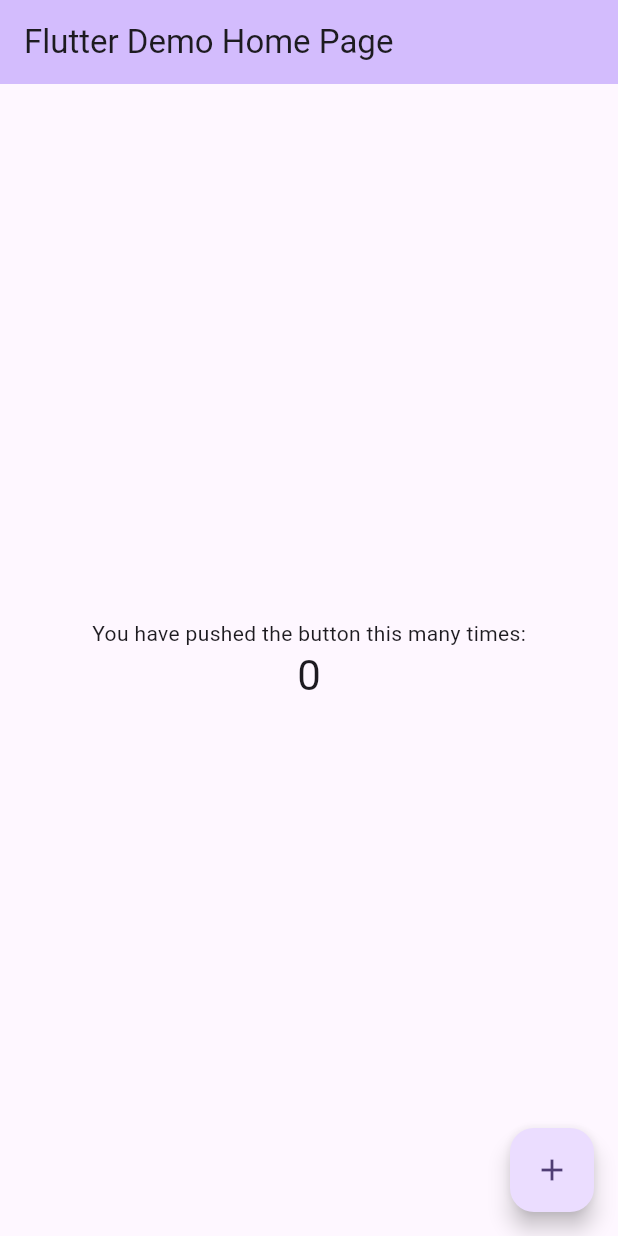
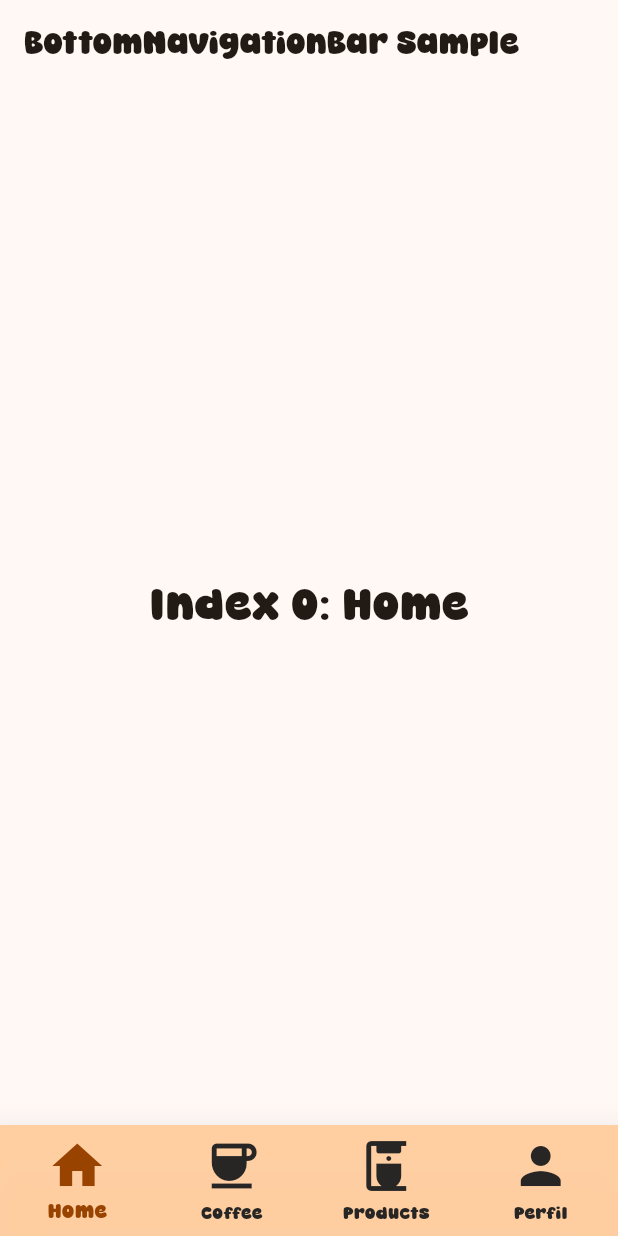
Before and after one commit to GermanAliaga/HomeCoffe, a Flutter app: the screen it shows after launch, on a phone screen of 412 x 824 dp. Run offline on Flutter 3.47's test engine with Material 3 defaults, Android fonts, the phone set to English and light mode, and no system bars.

Commit message:
algunas cosas
bottom navigation bar, iconos, cambios en paleta de colores

```diff
--- a/lib/main.dart
+++ b/lib/main.dart
@@ -1,4 +1,6 @@
 import 'package:flutter/material.dart';
+import 'package:homecoffe/pages/bottomnavigationbar.dart';
+import 'package:homecoffe/pages/myhomepage.dart';
 
 void main() {
   runApp(const MyApp());
@@ -13,113 +15,13 @@ class MyApp extends StatelessWidget {
     return MaterialApp(
       title: 'Flutter Demo',
       theme: ThemeData(
-        // This is the theme of your application.
-        //
-        // TRY THIS: Try running your application with "flutter run". You'll see
-        // the application has a purple toolbar. Then, without quitting the app,
-        // try changing the seedColor in the colorScheme below to Colors.green
-        // and then invoke "hot reload" (save your changes or press the "hot
-        // reload" button in a Flutter-supported IDE, or press "r" if you used
-        // the command line to start the app).
-        //
-        // Notice that the counter didn't reset back to zero; the application
-        // state is not lost during the reload. To reset the state, use hot
-        // restart instead.
-        //
-        // This works for code too, not just values: Most code changes can be
-        // tested with just a hot reload.
-        colorScheme: ColorScheme.fromSeed(seedColor: Colors.deepPurple),
+        colorScheme: ColorScheme.fromSeed(
+            seedColor: const Color.fromARGB(249, 232, 169, 122)),
+        brightness: Brightness.light,
         useMaterial3: true,
+        fontFamily: 'Caramel',
       ),
-      home: const MyHomePage(title: 'Flutter Demo Home Page'),
+      home: const BottomNavigationBarExample(),
     );
   }
 }
-
-class MyHomePage extends StatefulWidget {
-  const MyHomePage({super.key, required this.title});
-
-  // This widget is the home page of your application. It is stateful, meaning
-  // that it has a State object (defined below) that contains fields that affect
-  // how it looks.
-
-  // This class is the configuration for the state. It holds the values (in this
-  // case the title) provided by the parent (in this case the App widget) and
-  // used by the build method of the State. Fields in a Widget subclass are
-  // always marked "final".
-
-  final String title;
-
-  @override
-  State<MyHomePage> createState() => _MyHomePageState();
-}
-
-class _MyHomePageState extends State<MyHomePage> {
-  int _counter = 0;
-
-  void _incrementCounter() {
-    setState(() {
-      // This call to setState tells the Flutter framework that something has
-      // changed in this State, which causes it to rerun the build method below
-      // so that the display can reflect the updated values. If we changed
-      // _counter without calling setState(), then the build method would not be
-      // called again, and so nothing would appear to happen.
-      _counter++;
-    });
-  }
-
-  @override
-  Widget build(BuildContext context) {
-    // This method is rerun every time setState is called, for instance as done
-    // by the _incrementCounter method above.
-    //
-    // The Flutter framework has been optimized to make rerunning build methods
-    // fast, so that you can just rebuild anything that needs updating rather
-    // than having to individually change instances of widgets.
-    return Scaffold(
-      appBar: AppBar(
-        // TRY THIS: Try changing the color here to a specific color (to
-        // Colors.amber, perhaps?) and trigger a hot reload to see the AppBar
-        // change color while the other colors stay the same.
-        backgroundColor: Theme.of(context).colorScheme.inversePrimary,
-        // Here we take the value from the MyHomePage object that was created by
-        // the App.build method, and use it to set our appbar title.
-        title: Text(widget.title),
-      ),
-      body: Center(
-        // Center is a layout widget. It takes a single child and positions it
-        // in the middle of the parent.
-        child: Column(
-          // Column is also a layout widget. It takes a list of children and
-          // arranges them vertically. By default, it sizes itself to fit its
-          // children horizontally, and tries to be as tall as its parent.
-          //
-          // Column has various properties to control how it sizes itself and
-          // how it positions its children. Here we use mainAxisAlignment to
-          // center the children vertically; the main axis here is the vertical
-          // axis because Columns are vertical (the cross axis would be
-          // horizontal).
-          //
-          // TRY THIS: Invoke "debug painting" (choose the "Toggle Debug Paint"
-          // action in the IDE, or press "p" in the console), to see the
-          // wireframe for each widget.
-          mainAxisAlignment: MainAxisAlignment.center,
-          children: <Widget>[
-            const Text(
-              'You have pushed the button this many times:',
-            ),
-            Text(
-              '$_counter',
-              style: Theme.of(context).textTheme.headlineMedium,
-            ),
-          ],
-        ),
-      ),
-      floatingActionButton: FloatingActionButton(
-        onPressed: _incrementCounter,
-        tooltip: 'Increment',
-        child: const Icon(Icons.add),
-      ), // This trailing comma makes auto-formatting nicer for build methods.
-    );
-  }
-}
--- /dev/null
+++ b/lib/pages/bottomnavigationbar.dart
@@ -0,0 +1,135 @@
+import 'package:flutter/material.dart';
+
+/// Flutter code sample for [BottomNavigationBar].
+
+class BottomNavigationBarExampleApp extends StatelessWidget {
+  const BottomNavigationBarExampleApp({super.key});
+
+  @override
+  Widget build(BuildContext context) {
+    return const MaterialApp(
+        //lol
+        );
+  }
+}
+
+class BottomNavigationBarExample extends StatefulWidget {
+  const BottomNavigationBarExample({super.key});
+
+  @override
+  State<BottomNavigationBarExample> createState() =>
+      _BottomNavigationBarExampleState();
+}
+
+class _BottomNavigationBarExampleState
+    extends State<BottomNavigationBarExample> {
+  String perfilUser = "assets/icons/9035990_person_circle_sharp_icon.svg";
+
+  int _selectedIndex = 0;
+  static const TextStyle optionStyle =
+      TextStyle(fontSize: 30, fontWeight: FontWeight.normal);
+  static const List<Widget> _widgetOptions = <Widget>[
+    Text(
+      'Index 0: Home',
+      style: optionStyle,
+    ),
+    Text(
+      'Index 1: Coffee',
+      style: optionStyle,
+    ),
+    Text(
+      'Index 2: Products',
+      style: optionStyle,
+    ),
+    Text(
+      'Index 4: Perfil',
+      style: optionStyle,
+    )
+  ];
+
+  void _onItemTapped(int index) {
+    setState(() {
+      _selectedIndex = index;
+    });
+  }
+
+  @override
+  Widget build(BuildContext context) {
+    return Scaffold(
+      appBar: AppBar(
+        title: const Text('BottomNavigationBar Sample'),
+      ),
+      body: Center(
+        child: _widgetOptions.elementAt(_selectedIndex),
+      ),
+      bottomNavigationBar: BottomNavigationBar(
+        backgroundColor: Color.fromARGB(248, 255, 206, 160),
+        type: BottomNavigationBarType.fixed,
+        iconSize: 40,
+        elevation: 20,
+        unselectedItemColor: Color.fromARGB(248, 33, 33, 33),
+        items: const <BottomNavigationBarItem>[
+          BottomNavigationBarItem(
+            icon: Icon(Icons.home),
+            label: 'Home',
+          ),
+          BottomNavigationBarItem(
+            icon: Icon(Icons.coffee),
+            label: 'Coffee',
+          ),
+          BottomNavigationBarItem(
+            icon: Icon(Icons.coffee_maker),
+            label: 'Products',
+          ),
+          BottomNavigationBarItem(
+            icon: Icon(Icons.person),
+            label: 'Perfil',
+          )
+        ],
+        currentIndex: _selectedIndex,
+        selectedItemColor: const Color.fromARGB(255, 153, 67, 1),
+        onTap: _onItemTapped,
+      ),
+    );
+  }
+}
+/*class Bottomnavigationbar extends StatefulWidget {
+  const Bottomnavigationbar({super.key});
+
+  @override
+  State<Bottomnavigationbar> createState() => _Bottomnavigationbarstate();
+}
+
+class _Bottomnavigationbar extends State<Bottomnavigationbar> {
+  var _currentPage = 0;
+  var _pages = [Text("Página 1"), Text("Página 2"), Text("Página 3")];
+  var _colores = [Colors.green[200], Colors.yellow, Colors.blue[200]];
+  var _color = 0;
+
+  @override
+  Widget build(BuildContext context) {
+    return MaterialApp(
+        title: "BottomNavigationBar",
+        home: Scaffold(
+            backgroundColor: _colores[_color],
+            body: Center(child: _pages.elementAt(_currentPage)),
+            bottomNavigationBar: BottomNavigationBar(
+                items: [
+                  BottomNavigationBarItem(
+                      icon: Icon(Icons.announcement), title: Text("Avisos")),
+                  BottomNavigationBarItem(
+                      icon: Icon(Icons.cake), title: Text("Cumpleaños")),
+                  BottomNavigationBarItem(
+                      icon: Icon(Icons.cloud), title: Text("Datos")),
+                ],
+                currentIndex: _currentPage,
+                fixedColor: Colors.red,
+                onTap: (int inIndex) {
+                  setState(() {
+                    _currentPage = inIndex;
+                    _color = inIndex;
+                  });
+                })));
+  }
+}
+*/
```
Also changed, not shown: lib/pages/myhomepage.dart (added, +54 -0 lines), pubspec.yaml (+17 -65 lines), assets/icons/185112_coffee_espresso_barista_icon.svg (added), assets/icons/2672723_coffee_app_object_bean_essential_icon.svg (added), assets/icons/5404318_coffee_cup_glass_hot_icon.svg (added), assets/icons/9035990_person_circle_sharp_icon.svg (added), fonts/Super_Caramel.ttf (added), pubspec.lock.
